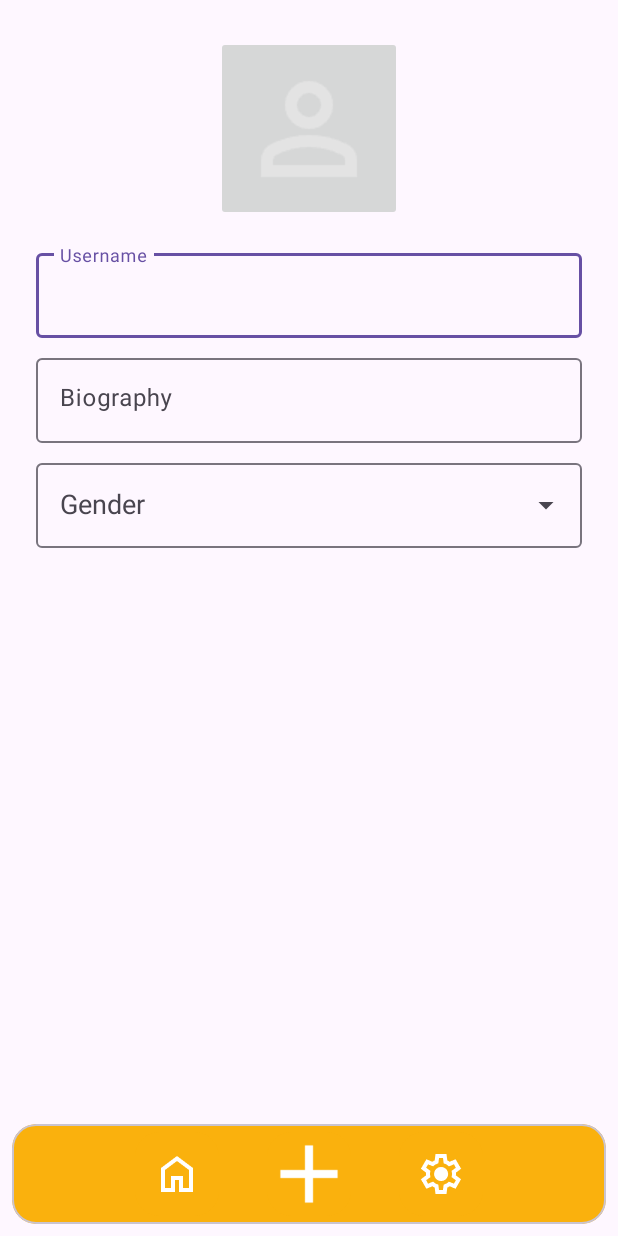
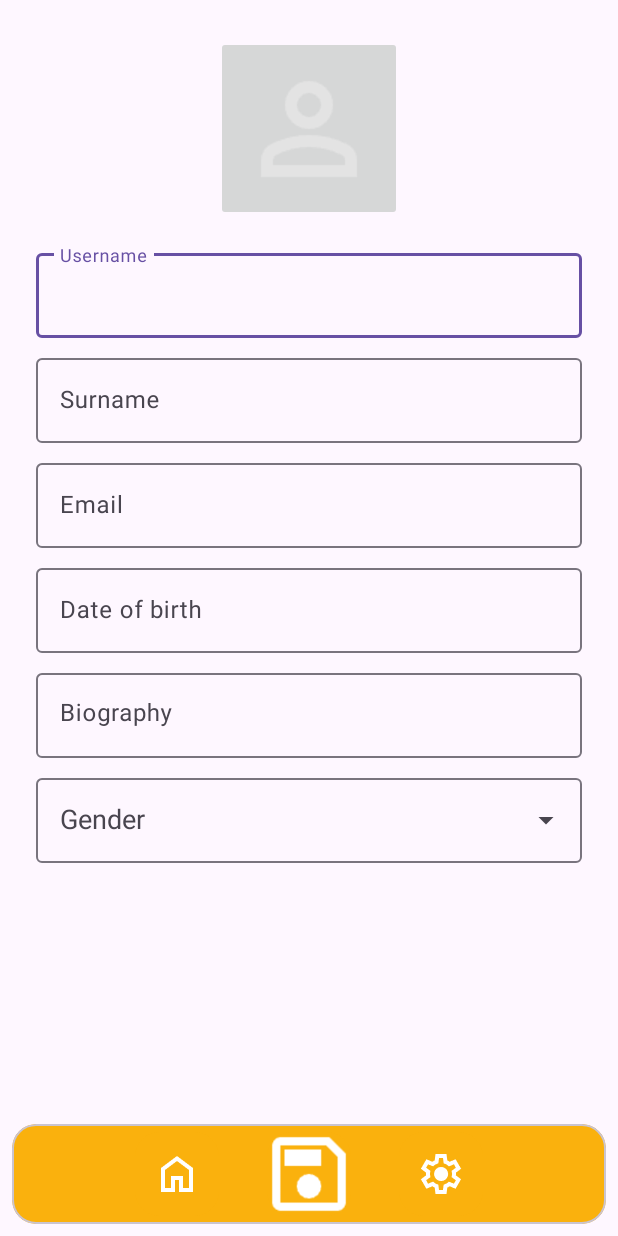
Before and after one commit to andymeneguzzo/RecipeManager, an Android app: the layout activity_user.xml on its own in the app's theme, with its tools: preview values and no code run, on a phone screen of 412 x 824 dp. Run offline under Robolectric (Android 15) with nearby library versions, the phone set to English and light mode, and no system bars; Roboto replaces fonts that are not available here.

Commit message:
UI changes

```diff
--- a/app/src/main/res/layout/activity_user.xml
+++ b/app/src/main/res/layout/activity_user.xml
@@ -41,6 +41,63 @@
             android:inputType="text"/>
     </com.google.android.material.textfield.TextInputLayout>
 
+    <!-- COGNOME -->
+    <com.google.android.material.textfield.TextInputLayout
+        android:id="@+id/tilSurname"
+        android:layout_width="0dp"
+        android:layout_height="wrap_content"
+        android:layout_marginTop="8dp"
+        android:hint="@string/surname"
+        app:layout_constraintTop_toBottomOf="@id/tilUsername"
+        app:layout_constraintStart_toStartOf="@id/tilUsername"
+        app:layout_constraintEnd_toEndOf="@id/tilUsername">
+
+        <com.google.android.material.textfield.TextInputEditText
+            android:id="@+id/etSurname"
+            android:layout_width="match_parent"
+            android:layout_height="wrap_content"
+            android:inputType="text"/>
+
+    </com.google.android.material.textfield.TextInputLayout>
+
+    <!-- EMAIL -->
+    <com.google.android.material.textfield.TextInputLayout
+        android:id="@+id/tilEmail"
+        android:layout_width="0dp"
+        android:layout_height="wrap_content"
+        android:layout_marginTop="8dp"
+        android:hint="@string/email"
+        app:layout_constraintTop_toBottomOf="@id/tilSurname"
+        app:layout_constraintStart_toStartOf="@id/tilSurname"
+        app:layout_constraintEnd_toEndOf="@id/tilSurname">
+
+        <com.google.android.material.textfield.TextInputEditText
+            android:id="@+id/etEmail"
+            android:layout_width="match_parent"
+            android:layout_height="wrap_content"
+            android:inputType="textEmailAddress"/>
+
+    </com.google.android.material.textfield.TextInputLayout>
+
+    <!-- DATE OF BIRTH -->
+    <com.google.android.material.textfield.TextInputLayout
+        android:id="@+id/tilBirthdate"
+        android:layout_width="0dp"
+        android:layout_height="wrap_content"
+        android:layout_marginTop="8dp"
+        android:hint="@string/birthdate"
+        app:layout_constraintTop_toBottomOf="@id/tilEmail"
+        app:layout_constraintStart_toStartOf="@id/tilEmail"
+        app:layout_constraintEnd_toEndOf="@id/tilEmail">
+
+        <com.google.android.material.textfield.TextInputEditText
+            android:id="@+id/etBirthdate"
+            android:layout_width="match_parent"
+            android:layout_height="wrap_content"
+            android:inputType="date"/>
+
+    </com.google.android.material.textfield.TextInputLayout>
+
     <!-- BIO multiline -->
     <com.google.android.material.textfield.TextInputLayout
         android:id="@+id/tilBio"
@@ -48,9 +105,9 @@
         android:layout_height="wrap_content"
         android:layout_marginTop="8dp"
         android:hint="@string/bio"
-        app:layout_constraintTop_toBottomOf="@id/tilUsername"
-        app:layout_constraintStart_toStartOf="@id/tilUsername"
-        app:layout_constraintEnd_toEndOf="@id/tilUsername">
+        app:layout_constraintTop_toBottomOf="@id/tilBirthdate"
+        app:layout_constraintStart_toStartOf="@id/tilBirthdate"
+        app:layout_constraintEnd_toEndOf="@id/tilBirthdate">
 
         <com.google.android.material.textfield.TextInputEditText
             android:id="@+id/etBio"
@@ -58,7 +115,7 @@
             android:layout_height="wrap_content"
             android:inputType="textMultiLine"
             android:gravity="top"
-            android:maxLines="4"/>
+            android:maxLines="3"/>
     </com.google.android.material.textfield.TextInputLayout>
 
     <!-- GENERE -->
@@ -116,11 +173,11 @@
                 app:maxImageSize="32dp" />
 
             <com.google.android.material.floatingactionbutton.FloatingActionButton
-                android:id="@+id/addButton"
+                android:id="@+id/saveButton"
                 android:layout_width="wrap_content"
                 android:layout_height="wrap_content"
-                android:contentDescription="@string/add_recipe"
-                android:src="@drawable/ic_add"
+                android:contentDescription="@string/save"
+                android:src="@drawable/ic_save"
                 android:layout_marginLeft="32dp"
                 android:layout_marginRight="32dp"
                 android:backgroundTint="@color/buttons"
--- a/app/src/main/res/values/strings.xml
+++ b/app/src/main/res/values/strings.xml
@@ -19,4 +19,8 @@
     <string name="username">Username</string>
     <string name="bio">Biography</string>
     <string name="gender">Gender</string>
+    <string name="surname">Surname</string>
+    <string name="email">Email</string>
+    <string name="birthdate">Date of birth</string>
+    <string name="save">Save</string>
 </resources>
```
Also changed, not shown: app/src/main/res/drawable/ic_save.png (added).
